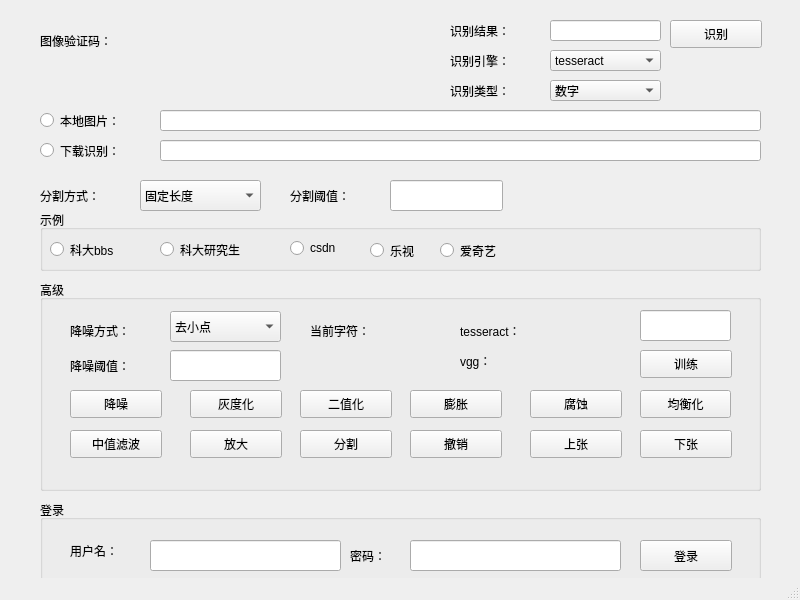
Qt form ui.ui (wangmengzhi/CAPTCHA-OCR) before a commit.
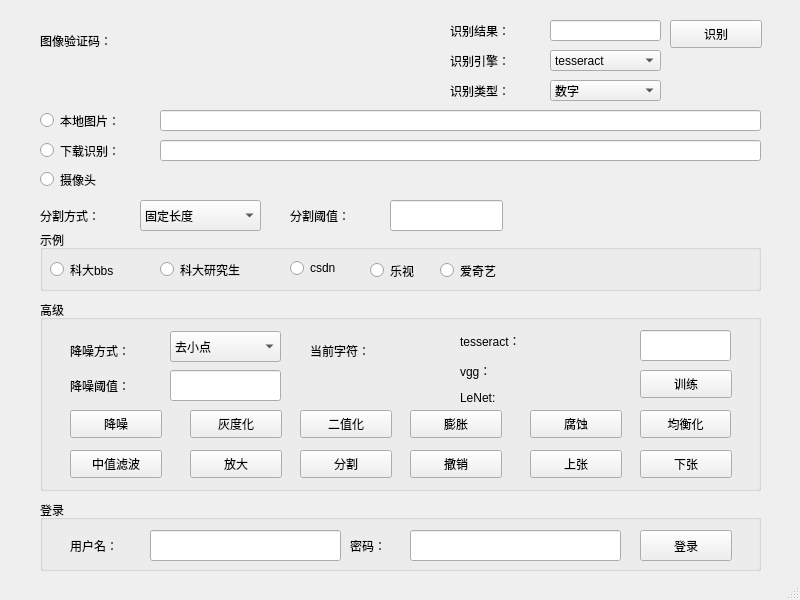
The same form after that commit.

The edit to the form file:
```diff
--- a/ui.ui
+++ b/ui.ui
@@ -83,7 +83,7 @@
     <property name="geometry">
      <rect>
       <x>40</x>
-      <y>210</y>
+      <y>230</y>
       <width>721</width>
       <height>61</height>
      </rect>
@@ -161,9 +161,9 @@
     <property name="geometry">
      <rect>
       <x>40</x>
-      <y>280</y>
+      <y>300</y>
       <width>721</width>
-      <height>211</height>
+      <height>191</height>
      </rect>
     </property>
     <property name="title">
@@ -421,7 +421,7 @@
      <property name="geometry">
       <rect>
        <x>420</x>
-       <y>40</y>
+       <y>30</y>
        <width>161</width>
        <height>21</height>
       </rect>
@@ -434,7 +434,7 @@
      <property name="geometry">
       <rect>
        <x>420</x>
-       <y>70</y>
+       <y>60</y>
        <width>161</width>
        <height>21</height>
       </rect>
@@ -466,6 +466,19 @@
       <string>训练</string>
      </property>
     </widget>
+    <widget class="QLabel" name="lb_lenet">
+     <property name="geometry">
+      <rect>
+       <x>420</x>
+       <y>90</y>
+       <width>161</width>
+       <height>16</height>
+      </rect>
+     </property>
+     <property name="text">
+      <string>LeNet:</string>
+     </property>
+    </widget>
    </widget>
    <widget class="QGroupBox" name="groupBox_3">
     <property name="geometry">
@@ -473,7 +486,7 @@
       <x>40</x>
       <y>500</y>
       <width>721</width>
-      <height>81</height>
+      <height>71</height>
      </rect>
     </property>
     <property name="title">
@@ -485,7 +498,7 @@
        <x>30</x>
        <y>30</y>
        <width>71</width>
-       <height>41</height>
+       <height>31</height>
       </rect>
      </property>
      <property name="text">
@@ -496,7 +509,7 @@
      <property name="geometry">
       <rect>
        <x>310</x>
-       <y>40</y>
+       <y>30</y>
        <width>51</width>
        <height>31</height>
       </rect>
@@ -509,7 +522,7 @@
      <property name="geometry">
       <rect>
        <x>110</x>
-       <y>40</y>
+       <y>30</y>
        <width>191</width>
        <height>31</height>
       </rect>
@@ -519,7 +532,7 @@
      <property name="geometry">
       <rect>
        <x>370</x>
-       <y>40</y>
+       <y>30</y>
        <width>211</width>
        <height>31</height>
       </rect>
@@ -532,7 +545,7 @@
      <property name="geometry">
       <rect>
        <x>600</x>
-       <y>40</y>
+       <y>30</y>
        <width>92</width>
        <height>31</height>
       </rect>
@@ -655,7 +668,7 @@
     <property name="geometry">
      <rect>
       <x>40</x>
-      <y>180</y>
+      <y>200</y>
       <width>101</width>
       <height>31</height>
      </rect>
@@ -668,7 +681,7 @@
     <property name="geometry">
      <rect>
       <x>140</x>
-      <y>180</y>
+      <y>200</y>
       <width>121</width>
       <height>31</height>
      </rect>
@@ -693,7 +706,7 @@
     <property name="geometry">
      <rect>
       <x>290</x>
-      <y>180</y>
+      <y>200</y>
       <width>101</width>
       <height>31</height>
      </rect>
@@ -706,12 +719,25 @@
     <property name="geometry">
      <rect>
       <x>390</x>
-      <y>180</y>
+      <y>200</y>
       <width>113</width>
       <height>31</height>
      </rect>
     </property>
    </widget>
+   <widget class="QRadioButton" name="rb_cam">
+    <property name="geometry">
+     <rect>
+      <x>40</x>
+      <y>170</y>
+      <width>112</width>
+      <height>19</height>
+     </rect>
+    </property>
+    <property name="text">
+     <string>摄像头</string>
+    </property>
+   </widget>
   </widget>
   <widget class="QStatusBar" name="statusbar"/>
  </widget>
```
Left out of the diff: 34 changed lines with no effect on the pictures.
